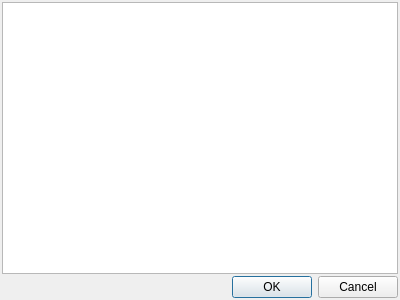
diegowald/mkstools, file mkstools/dialogs/dlgresults.ui: the form before one commit.
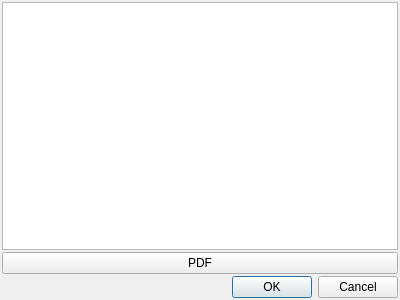
The form after the commit.

```diff
--- a/mkstools/dialogs/dlgresults.ui
+++ b/mkstools/dialogs/dlgresults.ui
@@ -32,6 +32,13 @@
    <item>
     <widget class="QTextEdit" name="textEdit"/>
    </item>
+   <item>
+    <widget class="QPushButton" name="btnPdf">
+     <property name="text">
+      <string>PDF</string>
+     </property>
+    </widget>
+   </item>
    <item>
     <widget class="QDialogButtonBox" name="buttonBox">
      <property name="orientation">
```
